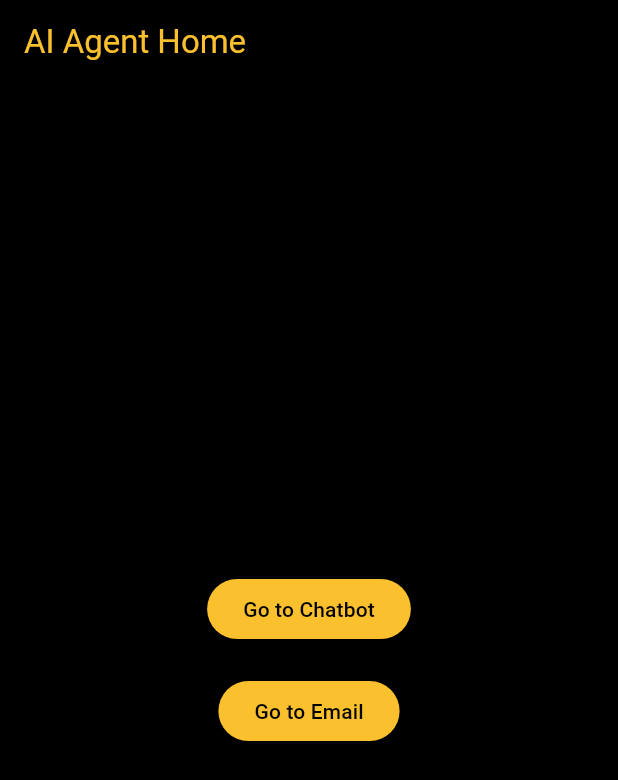
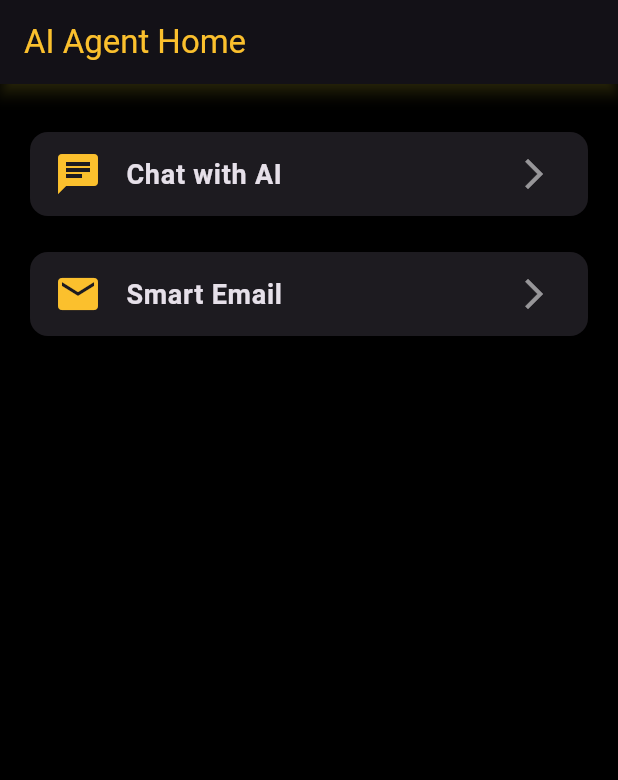
Before and after one commit to tanish-24-git/flutter-ui, a Flutter app: the screen it shows after launch, on a phone screen of 412 x 824 dp. Shown: the top 780 px of the screen. Run offline on Flutter 3.47's test engine with Material 3 defaults, Android fonts, the phone set to English and light mode, and no system bars; our stand-ins replace flutter_markdown.

Commit message:
ui updates

```diff
--- a/lib/main.dart
+++ b/lib/main.dart
@@ -15,6 +15,7 @@ class MyApp extends StatelessWidget {
     return MaterialApp(
       title: 'AI Agent UI',
       theme: appTheme,
+      debugShowCheckedModeBanner: false,
       home: const HomePage(),
     );
   }
--- a/lib/pages/home_page.dart
+++ b/lib/pages/home_page.dart
@@ -1,5 +1,4 @@
-
-// FILE: frontend/lib/pages/home_page.dart (removed Browser button)
+// FILE: frontend/lib/pages/home_page.dart
 import 'package:flutter/material.dart';
 import 'package:frontend/pages/chat_page.dart';
 import 'package:frontend/pages/email_page.dart';
@@ -9,34 +8,58 @@ class HomePage extends StatelessWidget {
 
   @override
   Widget build(BuildContext context) {
+    final List<Map<String, dynamic>> workflows = [
+      {"title": "Chat with AI", "icon": Icons.chat, "page": const ChatPage()},
+      {"title": "Smart Email", "icon": Icons.email, "page": const EmailPage()},
+    ];
+
     return Scaffold(
-      appBar: AppBar(
-        title: const Text('AI Agent Home'),
-      ),
-      body: Center(
-        child: Column(
-          mainAxisAlignment: MainAxisAlignment.center,
-          children: [
-            ElevatedButton(
-              onPressed: () {
-                Navigator.push(
-                  context,
-                  MaterialPageRoute(builder: (context) => const ChatPage()),
+      appBar: AppBar(title: const Text('AI Agent Home')),
+      body: Padding(
+        padding: const EdgeInsets.all(20),
+        child: ListView.builder(
+          itemCount: workflows.length,
+          itemBuilder: (context, index) {
+            final workflow = workflows[index];
+            return AnimatedSwitcher(
+              duration: const Duration(milliseconds: 500),
+              transitionBuilder: (child, animation) {
+                final offsetAnimation = Tween<Offset>(
+                  begin: const Offset(0.2, 0.2),
+                  end: Offset.zero,
+                ).animate(animation);
+                return FadeTransition(
+                  opacity: animation,
+                  child: SlideTransition(position: offsetAnimation, child: child),
                 );
               },
-              child: const Text('Go to Chatbot'),
-            ),
-            const SizedBox(height: 20),
-            ElevatedButton(
-              onPressed: () {
-                Navigator.push(
-                  context,
-                  MaterialPageRoute(builder: (context) => const EmailPage()),
-                );
-              },
-              child: const Text('Go to Email'),
-            ),
-          ],
+              child: Card(
+                key: ValueKey(workflow["title"]),
+                margin: const EdgeInsets.symmetric(vertical: 12),
+                child: ListTile(
+                  leading: Icon(workflow["icon"], color: Colors.yellow[700], size: 32),
+                  title: Text(workflow["title"], style: const TextStyle(fontSize: 18, fontWeight: FontWeight.bold)),
+                  trailing: const Icon(Icons.arrow_forward_ios, color: Colors.white54),
+                  onTap: () {
+                    Navigator.push(
+                      context,
+                      PageRouteBuilder(
+                        transitionDuration: const Duration(milliseconds: 500),
+                        pageBuilder: (context, animation, secondaryAnimation) =>
+                            SlideTransition(
+                          position: Tween<Offset>(
+                            begin: const Offset(1, 0),
+                            end: Offset.zero,
+                          ).animate(animation),
+                          child: workflow["page"],
+                        ),
+                      ),
+                    );
+                  },
+                ),
+              ),
+            );
+          },
         ),
       ),
     );
--- a/lib/theme.dart
+++ b/lib/theme.dart
@@ -1,6 +1,7 @@
 // FILE: frontend/lib/theme.dart
 import 'package:flutter/material.dart';
 
+/// Dark futuristic AI theme
 final ThemeData appTheme = ThemeData(
   brightness: Brightness.dark,
   primaryColor: Colors.yellow[700],
@@ -8,39 +9,39 @@ final ThemeData appTheme = ThemeData(
   appBarTheme: AppBarTheme(
     backgroundColor: Colors.black,
     foregroundColor: Colors.yellow[700],
+    elevation: 4,
+    shadowColor: Colors.yellow.withOpacity(0.3),
   ),
   textTheme: const TextTheme(
-    bodyLarge: TextStyle(color: Colors.white),
+    bodyLarge: TextStyle(color: Colors.white, fontSize: 16),
     bodyMedium: TextStyle(color: Colors.white70),
-    headlineMedium: TextStyle(color: Colors.yellow),
-  ),
-  buttonTheme: ButtonThemeData(
-    buttonColor: Colors.yellow[700],
-    textTheme: ButtonTextTheme.primary,
+    headlineMedium: TextStyle(color: Colors.yellow, fontWeight: FontWeight.bold),
   ),
   elevatedButtonTheme: ElevatedButtonThemeData(
     style: ElevatedButton.styleFrom(
       backgroundColor: Colors.yellow[700],
       foregroundColor: Colors.black,
-    ),
-  ),
-  textButtonTheme: TextButtonThemeData(
-    style: TextButton.styleFrom(
-      foregroundColor: Colors.yellow[700],
+      padding: const EdgeInsets.symmetric(horizontal: 24, vertical: 14),
+      shape: RoundedRectangleBorder(borderRadius: BorderRadius.circular(12)),
     ),
   ),
   inputDecorationTheme: InputDecorationTheme(
+    filled: true,
+    fillColor: Colors.grey[900],
     border: OutlineInputBorder(
+      borderRadius: BorderRadius.circular(12),
       borderSide: BorderSide(color: Colors.yellow[700]!),
     ),
     enabledBorder: OutlineInputBorder(
+      borderRadius: BorderRadius.circular(12),
       borderSide: BorderSide(color: Colors.yellow[700]!),
     ),
     focusedBorder: OutlineInputBorder(
+      borderRadius: BorderRadius.circular(12),
       borderSide: BorderSide(color: Colors.yellow[900]!, width: 2),
     ),
     labelStyle: const TextStyle(color: Colors.white70),
   ),
-  cardColor: Colors.grey[900],
+  cardColor: Colors.grey[850],
   dividerColor: Colors.yellow[700],
 );
```
Also changed, not shown: lib/pages/chat_page.dart (+42 -13 lines), lib/pages/email_page.dart (+198 -122 lines).
